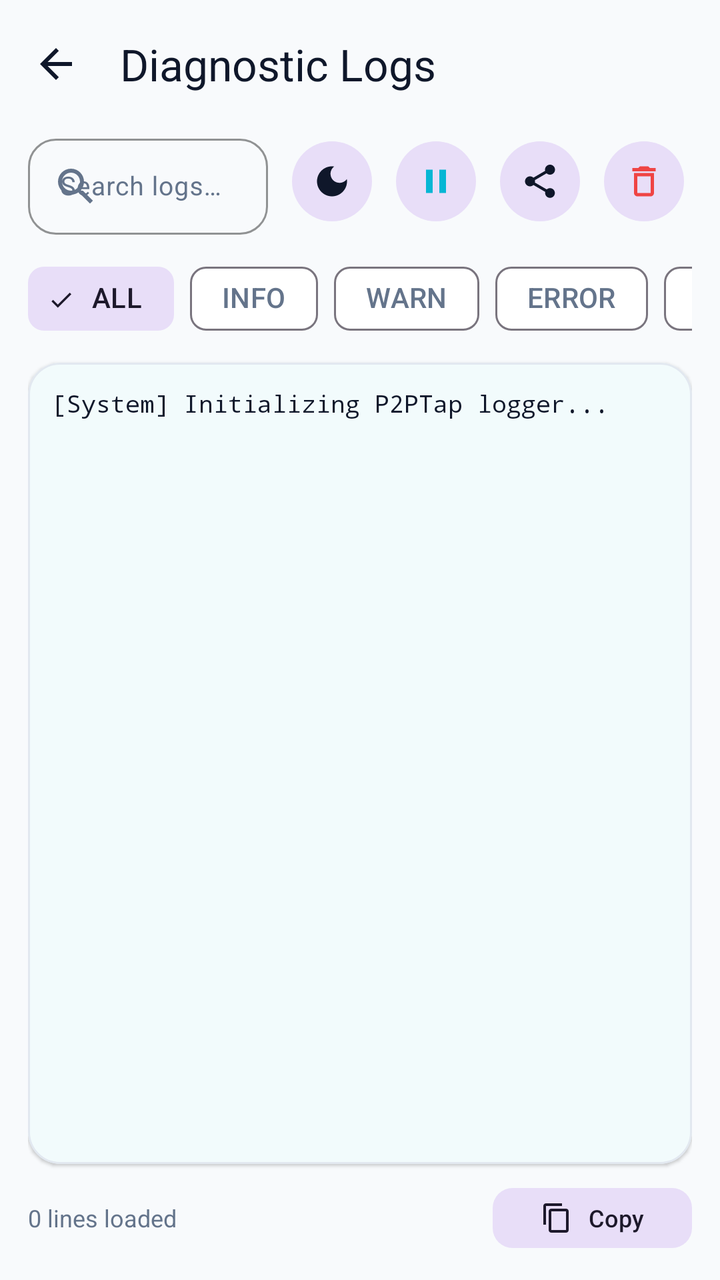
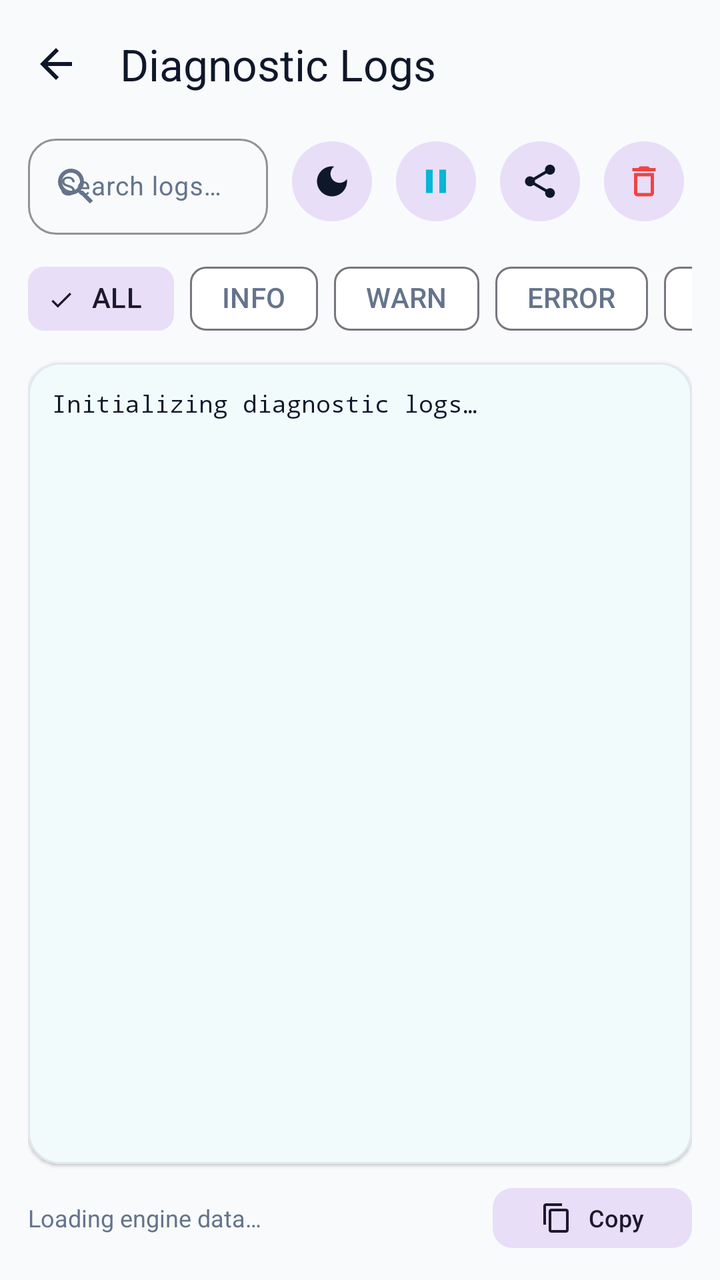

Screens rendered from an Android XML layout before and after an edit, with the pre-edit source and the edit as a unified diff.
<!-- AndroidManifest.xml: application theme Theme.P2ptap -->
<!-- res/layout/activity_log_viewer.xml -->
<?xml version="1.0" encoding="utf-8"?>
<androidx.coordinatorlayout.widget.CoordinatorLayout xmlns:android="http://schemas.android.com/apk/res/android"
    xmlns:app="http://schemas.android.com/apk/res-auto"
    android:layout_width="match_parent"
    android:layout_height="match_parent"
    android:background="@color/window_bg"
    android:fitsSystemWindows="true">

    <com.google.android.material.appbar.AppBarLayout
        android:layout_width="match_parent"
        android:layout_height="wrap_content"
        android:background="@color/window_bg"
        app:elevation="0dp">

        <com.google.android.material.appbar.MaterialToolbar
            android:id="@+id/toolbar"
            android:layout_width="match_parent"
            android:layout_height="?attr/actionBarSize"
            app:title="@string/title_log_viewer"
            app:titleTextColor="@color/text_primary"
            app:navigationIcon="@drawable/ic_arrow_back"
            app:navigationIconTint="@color/text_primary" />

    </com.google.android.material.appbar.AppBarLayout>

    <LinearLayout
        android:layout_width="match_parent"
        android:layout_height="match_parent"
        android:orientation="vertical"
        android:paddingHorizontal="14dp"
        android:paddingBottom="12dp"
        app:layout_behavior="@string/appbar_scrolling_view_behavior">

        
        <LinearLayout
            android:layout_width="match_parent"
            android:layout_height="wrap_content"
            android:orientation="horizontal"
            android:gravity="center_vertical"
            android:layout_marginBottom="8dp">

            
            <com.google.android.material.textfield.TextInputLayout
                android:layout_width="0dp"
                android:layout_height="wrap_content"
                android:layout_weight="1"
                android:hint="@string/hint_search_logs"
                app:boxCornerRadiusBottomEnd="14dp"
                app:boxCornerRadiusBottomStart="14dp"
                app:boxCornerRadiusTopEnd="14dp"
                app:boxCornerRadiusTopStart="14dp"
                app:boxBackgroundMode="outline"
                app:boxStrokeColor="@color/card_stroke"
                app:startIconDrawable="@drawable/ic_search"
                app:startIconTint="@color/text_secondary"
                app:endIconMode="clear_text">

                <com.google.android.material.textfield.TextInputEditText
                    android:id="@+id/etSearchLogs"
                    android:layout_width="match_parent"
                    android:layout_height="48dp"
                    android:paddingTop="8dp"
                    android:paddingBottom="8dp"
                    android:textSize="13sp"
                    android:textColor="@color/text_primary"
                    android:inputType="text" />
            </com.google.android.material.textfield.TextInputLayout>

            
            <com.google.android.material.button.MaterialButton
                android:id="@+id/btnToggleTheme"
                style="@style/Widget.Material3.Button.IconButton.Filled.Tonal"
                android:layout_width="48dp"
                android:layout_height="48dp"
                android:layout_marginStart="8dp"
                app:icon="@drawable/ic_theme_mode"
                app:iconTint="@color/text_primary" />

            
            <com.google.android.material.button.MaterialButton
                android:id="@+id/btnPauseResume"
                style="@style/Widget.Material3.Button.IconButton.Filled.Tonal"
                android:layout_width="48dp"
                android:layout_height="48dp"
                android:layout_marginStart="4dp"
                app:icon="@drawable/ic_pause"
                app:iconTint="@color/brand_primary" />

            
            <com.google.android.material.button.MaterialButton
                android:id="@+id/btnShareLogs"
                style="@style/Widget.Material3.Button.IconButton.Filled.Tonal"
                android:layout_width="48dp"
                android:layout_height="48dp"
                android:layout_marginStart="4dp"
                app:icon="@drawable/ic_share"
                app:iconTint="@color/text_primary" />

            
            <com.google.android.material.button.MaterialButton
                android:id="@+id/btnClearLogs"
                style="@style/Widget.Material3.Button.IconButton.Filled.Tonal"
                android:layout_width="48dp"
                android:layout_height="48dp"
                android:layout_marginStart="4dp"
                app:icon="@drawable/ic_delete"
                app:iconTint="@color/status_error" />

        </LinearLayout>

        
        <HorizontalScrollView
            android:layout_width="match_parent"
            android:layout_height="wrap_content"
            android:scrollbars="none"
            android:layout_marginBottom="8dp">

            <com.google.android.material.chip.ChipGroup
                android:id="@+id/chipGroupLevels"
                android:layout_width="wrap_content"
                android:layout_height="wrap_content"
                app:singleSelection="true">

                <com.google.android.material.chip.Chip
                    android:id="@+id/chipAll"
                    style="@style/Widget.Material3.Chip.Filter"
                    android:layout_width="wrap_content"
                    android:layout_height="wrap_content"
                    android:checked="true"
                    android:text="@string/filter_all" />

                <com.google.android.material.chip.Chip
                    android:id="@+id/chipInfo"
                    style="@style/Widget.Material3.Chip.Filter"
                    android:layout_width="wrap_content"
                    android:layout_height="wrap_content"
                    android:text="@string/filter_info" />

                <com.google.android.material.chip.Chip
                    android:id="@+id/chipWarn"
                    style="@style/Widget.Material3.Chip.Filter"
                    android:layout_width="wrap_content"
                    android:layout_height="wrap_content"
                    android:text="@string/filter_warn" />

                <com.google.android.material.chip.Chip
                    android:id="@+id/chipError"
                    style="@style/Widget.Material3.Chip.Filter"
                    android:layout_width="wrap_content"
                    android:layout_height="wrap_content"
                    android:text="@string/filter_error" />

                <com.google.android.material.chip.Chip
                    android:id="@+id/chipDebug"
                    style="@style/Widget.Material3.Chip.Filter"
                    android:layout_width="wrap_content"
                    android:layout_height="wrap_content"
                    android:text="@string/filter_debug" />


            </com.google.android.material.chip.ChipGroup>
        </HorizontalScrollView>

        
        <com.google.android.material.card.MaterialCardView
            android:layout_width="match_parent"
            android:layout_height="0dp"
            android:layout_weight="1"
            app:cardCornerRadius="16dp"
            app:cardElevation="1dp"
            app:cardBackgroundColor="@color/log_card"
            app:strokeColor="@color/log_stroke"
            app:strokeWidth="1dp">

            <ScrollView
                android:id="@+id/scrollView"
                android:layout_width="match_parent"
                android:layout_height="match_parent"
                android:fillViewport="true"
                android:padding="12dp"
                android:scrollbars="vertical">

                <TextView
                    android:id="@+id/tvLogs"
                    android:layout_width="match_parent"
                    android:layout_height="wrap_content"
                    android:fontFamily="monospace"
                    android:lineSpacingExtra="3dp"
                    android:textColor="@color/log_text"
                    android:textSize="12sp"
                    android:textIsSelectable="true"
                    android:text="[System] Initializing P2PTap logger...\n" />
            </ScrollView>

        </com.google.android.material.card.MaterialCardView>

        
        <LinearLayout
            android:layout_width="match_parent"
            android:layout_height="wrap_content"
            android:orientation="horizontal"
            android:gravity="center_vertical"
            android:layout_marginTop="8dp">

            <TextView
                android:id="@+id/tvLogStats"
                android:layout_width="0dp"
                android:layout_height="wrap_content"
                android:layout_weight="1"
                android:text="0 lines loaded"
                android:textSize="12sp"
                android:textColor="@color/text_secondary" />

            <com.google.android.material.button.MaterialButton
                android:id="@+id/btnCopyLogs"
                style="@style/Widget.Material3.Button.TonalButton"
                android:layout_width="wrap_content"
                android:layout_height="38dp"
                android:text="@string/btn_copy_logs"
                android:textSize="12sp"
                app:cornerRadius="10dp"
                app:icon="@drawable/ic_copy"
                app:iconSize="16dp" />

        </LinearLayout>

    </LinearLayout>

</androidx.coordinatorlayout.widget.CoordinatorLayout>
<!-- resources referenced by this layout -->
<resources>
  <color name="brand_primary">#06B6D4</color>
  <color name="card_stroke">#E2E8F0</color>
  <color name="log_card">#FFFFFF</color>
  <color name="log_stroke">#E2E8F0</color>
  <color name="log_text">#0F172A</color>
  <color name="status_error">#EF4444</color>
  <color name="text_primary">#0F172A</color>
  <color name="text_secondary">#64748B</color>
  <color name="window_bg">#F8FAFC</color>
  <!-- drawable ic_arrow_back (drawable) -->
  <vector xmlns:android="http://schemas.android.com/apk/res/android"
      android:width="24dp"
      android:height="24dp"
      android:viewportWidth="24"
      android:viewportHeight="24">
      <path
          android:fillColor="#FFFFFFFF"
          android:pathData="M20,11H7.83l5.59,-5.59L12,4l-8,8 8,8 1.41,-1.41L7.83,13H20v-2z" />
  </vector>
  <!-- drawable ic_copy (drawable) -->
  <vector xmlns:android="http://schemas.android.com/apk/res/android"
      android:width="24dp"
      android:height="24dp"
      android:viewportWidth="24"
      android:viewportHeight="24">
      <path
          android:fillColor="#FFFFFFFF"
          android:pathData="M16,1H4c-1.1,0 -2,0.9 -2,2v14h2V3h12V1zm3,4H8c-1.1,0 -2,0.9 -2,2v14c0,1.1 0.9,2 2,2h11c1.1,0 2,-0.9 2,-2V7c0,-1.1 -0.9,-2 -2,-2zm0,16H8V7h11v14z" />
  </vector>
  <!-- drawable ic_delete (drawable) -->
  <vector xmlns:android="http://schemas.android.com/apk/res/android"
      android:width="24dp"
      android:height="24dp"
      android:viewportWidth="24"
      android:viewportHeight="24">
      <path
          android:fillColor="#FFFFFFFF"
          android:pathData="M16,9v10H8V9h8m-1.5,-6h-5l-1,1H5v2h14V4h-3.5l-1,-1zM18,7H6v12c0,1.1 0.9,2 2,2h8c1.1,0 2,-0.9 2,-2V7z" />
  </vector>
  <!-- drawable ic_pause (drawable) -->
  <vector xmlns:android="http://schemas.android.com/apk/res/android"
      android:width="24dp"
      android:height="24dp"
      android:viewportWidth="24"
      android:viewportHeight="24">
      <path
          android:fillColor="#FFFFFFFF"
          android:pathData="M6,19h4V5H6v14zm8,-14v14h4V5h-4z" />
  </vector>
  <!-- drawable ic_search (drawable) -->
  <vector xmlns:android="http://schemas.android.com/apk/res/android"
      android:width="24dp"
      android:height="24dp"
      android:viewportWidth="24"
      android:viewportHeight="24">
      <path
          android:fillColor="#FFFFFFFF"
          android:pathData="M15.5,14h-0.79l-0.28,-0.27A6.471,6.471 0 0,0 16,9.5 6.5,6.5 0 1,0 9.5,16c1.61,0 3.09,-0.59 4.23,-1.57l0.27,0.28v0.79l5,4.99L20.49,19l-4.99,-5zm-6,0C7.01,14 5,11.99 5,9.5S7.01,5 9.5,5 14,7.01 14,9.5 11.99,14 9.5,14z" />
  </vector>
  <!-- drawable ic_theme_mode (drawable) -->
  <vector xmlns:android="http://schemas.android.com/apk/res/android"
      android:width="24dp"
      android:height="24dp"
      android:viewportWidth="24"
      android:viewportHeight="24">
      <path
          android:fillColor="#FFFFFFFF"
          android:pathData="M12,3c-4.97,0 -9,4.03 -9,9s4.03,9 9,9 9,-4.03 9,-9c0,-0.46 -0.04,-0.92 -0.1,-1.36 -0.98,1.37 -2.58,2.26 -4.4,2.26 -2.98,0 -5.4,-2.42 -5.4,-5.4 0,-1.81 0.89,-3.42 2.26,-4.4C12.92,3.04 12.46,3 12,3z" />
  </vector>
  <string name="btn_copy_logs">Copy</string>
  <string name="filter_all">ALL</string>
  <string name="filter_debug">DEBUG</string>
  <string name="filter_error">ERROR</string>
  <string name="filter_info">INFO</string>
  <string name="filter_warn">WARN</string>
  <string name="hint_search_logs">Search logs by keyword, IP, peer...</string>
  <string name="title_log_viewer">Diagnostic Logs</string>
  <style name="Theme.P2ptap" parent="Base.Theme.P2ptap" />
  <color name="white">#FFFFFFFF</color>
  <color name="brand_secondary">#6366F1</color>
  <color name="card_bg">#FFFFFF</color>
  <color name="card_elevated">#F1F5F9</color>
  <!-- unchanged entries left out for length: 2 -->
</resources>

<!-- the commit's change to res/layout/activity_log_viewer.xml (unified diff, before → after) -->
@@ -189,7 +189,7 @@
                     android:textColor="@color/log_text"
                     android:textSize="12sp"
                     android:textIsSelectable="true"
-                    android:text="[System] Initializing P2PTap logger...\n" />
+                    android:text="@string/logs_initializing" />
             </ScrollView>
 
         </com.google.android.material.card.MaterialCardView>
@@ -207,7 +207,7 @@
                 android:layout_width="0dp"
                 android:layout_height="wrap_content"
                 android:layout_weight="1"
-                android:text="0 lines loaded"
+                android:text="@string/telemetry_loading"
                 android:textSize="12sp"
                 android:textColor="@color/text_secondary" />
 
<!-- resource entries referenced after the edit -->
@@ -76,6 +76,8 @@
   <string name="filter_info">INFO</string>
   <string name="filter_warn">WARN</string>
   <string name="hint_search_logs">Search logs by keyword, IP, peer...</string>
+  <string name="logs_initializing">Initializing diagnostic logs…</string>
+  <string name="telemetry_loading">Loading engine data…</string>
   <string name="title_log_viewer">Diagnostic Logs</string>
   <style name="Theme.P2ptap" parent="Base.Theme.P2ptap" />
   <color name="white">#FFFFFFFF</color>
